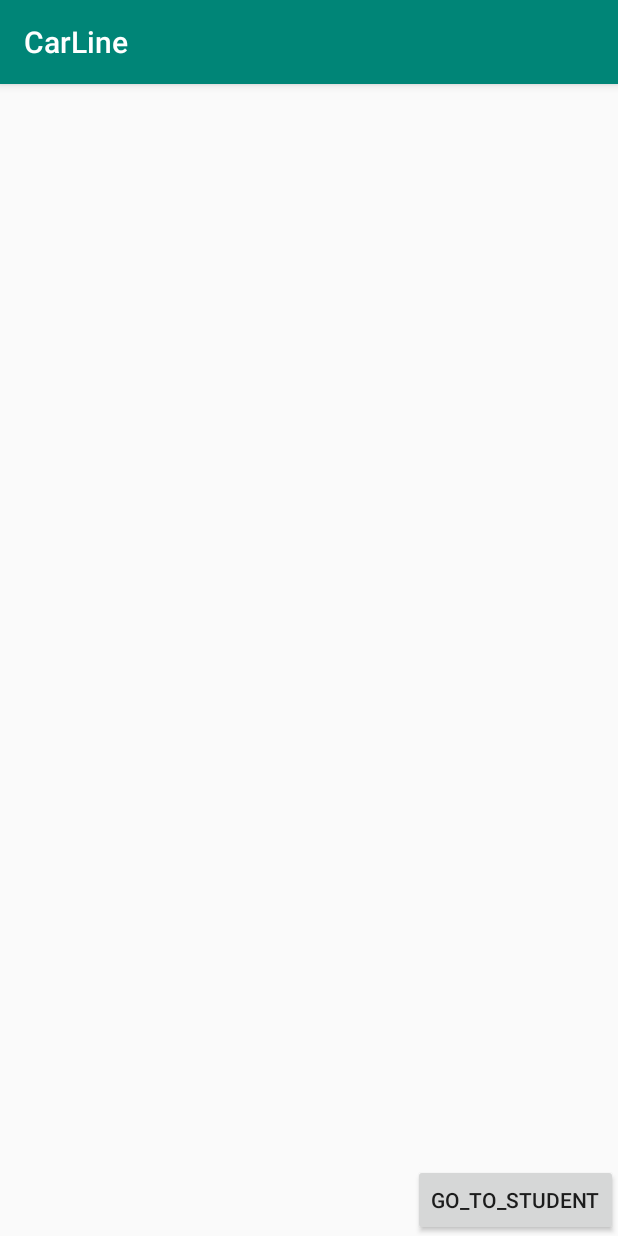
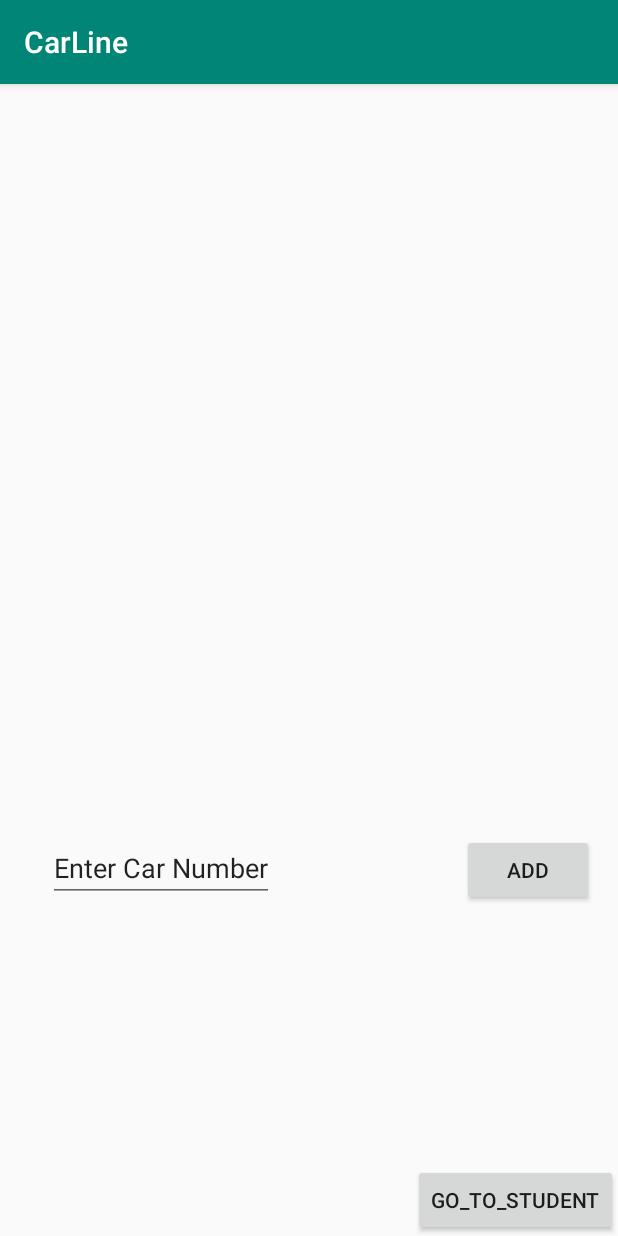
Before and after one commit to rowlandda/CarLine, an Android app: the screen it shows after launch (CarLineActivity), on a phone screen of 412 x 824 dp. Run offline under Robolectric (Android 15) with nearby library versions, the phone set to English and light mode, and no system bars.

Commit message:
added addCar fragment and buttons (no functionality)

```diff
--- /dev/null
+++ b/app/src/main/java/com/csce4623/carline/view/AddCarFragment.java
@@ -0,0 +1,111 @@
+package com.csce4623.carline.view;
+
+import android.content.Context;
+import android.net.Uri;
+import android.os.Bundle;
+
+import androidx.fragment.app.Fragment;
+
+import android.view.LayoutInflater;
+import android.view.View;
+import android.view.ViewGroup;
+
+import com.csce4623.carline.R;
+
+/**
+ * A simple {@link Fragment} subclass.
+ * Activities that contain this fragment must implement the
+ * {@link AddCar.OnFragmentInteractionListener} interface
+ * to handle interaction events.
+ * Use the {@link AddCar#newInstance} factory method to
+ * create an instance of this fragment.
+ */
+public class AddCarFragment extends Fragment {
+    // TODO: Rename parameter arguments, choose names that match
+    // the fragment initialization parameters, e.g. ARG_ITEM_NUMBER
+    private static final String ARG_PARAM1 = "param1";
+    private static final String ARG_PARAM2 = "param2";
+
+    // TODO: Rename and change types of parameters
+    private String mParam1;
+    private String mParam2;
+
+    private OnFragmentInteractionListener mListener;
+
+    public AddCarFragment() {
+        // Required empty public constructor
+    }
+
+    /**
+     * Use this factory method to create a new instance of
+     * this fragment using the provided parameters.
+     *
+     * @param param1 Parameter 1.
+     * @param param2 Parameter 2.
+     * @return A new instance of fragment AddCar.
+     */
+    // TODO: Rename and change types and number of parameters
+    public static AddCarFragment newInstance(String param1, String param2) {
+        AddCarFragment fragment = new AddCarFragment();
+        Bundle args = new Bundle();
+        args.putString(ARG_PARAM1, param1);
+        args.putString(ARG_PARAM2, param2);
+        fragment.setArguments(args);
+        return fragment;
+    }
+
+    @Override
+    public void onCreate(Bundle savedInstanceState) {
+        super.onCreate(savedInstanceState);
+        if (getArguments() != null) {
+            mParam1 = getArguments().getString(ARG_PARAM1);
+            mParam2 = getArguments().getString(ARG_PARAM2);
+        }
+    }
+
+    @Override
+    public View onCreateView(LayoutInflater inflater, ViewGroup container,
+                             Bundle savedInstanceState) {
+        // Inflate the layout for this fragment
+        return inflater.inflate(R.layout.fragment_add_car, container, false);
+    }
+
+    // TODO: Rename method, update argument and hook method into UI event
+    public void onButtonPressed(Uri uri) {
+        if (mListener != null) {
+            mListener.onFragmentInteraction(uri);
+        }
+    }
+
+    @Override
+    public void onAttach(Context context) {
+        super.onAttach(context);
+        if (context instanceof OnFragmentInteractionListener) {
+            mListener = (OnFragmentInteractionListener) context;
+        } else {
+            throw new RuntimeException(context.toString()
+                    + " must implement OnFragmentInteractionListener");
+        }
+    }
+
+    @Override
+    public void onDetach() {
+        super.onDetach();
+        mListener = null;
+    }
+
+    /**
+     * This interface must be implemented by activities that contain this
+     * fragment to allow an interaction in this fragment to be communicated
+     * to the activity and potentially other fragments contained in that
+     * activity.
+     * <p>
+     * See the Android Training lesson <a href=
+     * "http://developer.android.com/training/basics/fragments/communicating.html"
+     * >Communicating with Other Fragments</a> for more information.
+     */
+    public interface OnFragmentInteractionListener {
+        // TODO: Update argument type and name
+        void onFragmentInteraction(Uri uri);
+    }
+}
--- a/app/src/main/java/com/csce4623/carline/view/CarLineActivity.java
+++ b/app/src/main/java/com/csce4623/carline/view/CarLineActivity.java
@@ -5,6 +5,7 @@ import androidx.recyclerview.widget.LinearLayoutManager;
 import androidx.recyclerview.widget.RecyclerView;
 
 import android.content.Intent;
+import android.net.Uri;
 import android.os.Bundle;
 import android.view.View;
 import android.widget.Button;
@@ -24,7 +25,7 @@ import retrofit2.Call;
 import retrofit2.Callback;
 import retrofit2.Response;
 
-public class CarLineActivity extends AppCompatActivity implements CarlineView, CarFragment.OnListFragmentInteractionListener {
+public class CarLineActivity extends AppCompatActivity implements CarlineView, CarFragment.OnListFragmentInteractionListener, AddCarFragment.OnFragmentInteractionListener {
 
     private List<Student> students;
     private List<LineStudent> lineStudents;
@@ -36,34 +37,34 @@ public class CarLineActivity extends AppCompatActivity implements CarlineView, C
         setContentView(R.layout.activity_carline);
         gotoStudent = findViewById(R.id.switch_views);
 
-        ApiRequests requests = RetrofitClientInstance.getRetrofitInstance().create(ApiRequests.class);
-        //  get list of all students
-        Call<List<Student>> call = requests.getAllStudents();
-        call.enqueue(new Callback<List<Student>>() {
-            @Override
-            public void onResponse(Call<List<Student>> call, Response<List<Student>> response) {
-                students = response.body();
-            }
-
-            @Override
-            public void onFailure(Call<List<Student>> call, Throwable t) {
-                Toast.makeText(CarLineActivity.this, "Something went wrong...Please try later!", Toast.LENGTH_SHORT).show();
-            }
-        });
-
-        //  get list of all students in line
-        Call<List<LineStudent>> call2 = requests.getAllLineStudents();
-        call2.enqueue(new Callback<List<LineStudent>>() {
-            @Override
-            public void onResponse(Call<List<LineStudent>> call, Response<List<LineStudent>> response) {
-                lineStudents = response.body();
-            }
-
-            @Override
-            public void onFailure(Call<List<LineStudent>> call, Throwable t) {
-                Toast.makeText(CarLineActivity.this, "Something went wrong...Please try later!", Toast.LENGTH_SHORT).show();
-            }
-        });
+//        ApiRequests requests = RetrofitClientInstance.getRetrofitInstance().create(ApiRequests.class);
+//        //  get list of all students
+//        Call<List<Student>> call = requests.getAllStudents();
+//        call.enqueue(new Callback<List<Student>>() {
+//            @Override
+//            public void onResponse(Call<List<Student>> call, Response<List<Student>> response) {
+//                students = response.body();
+//            }
+//
+//            @Override
+//            public void onFailure(Call<List<Student>> call, Throwable t) {
+//                Toast.makeText(CarLineActivity.this, "Something went wrong...Please try later!", Toast.LENGTH_SHORT).show();
+//            }
+//        });
+//
+//        //  get list of all students in line
+//        Call<List<LineStudent>> call2 = requests.getAllLineStudents();
+//        call2.enqueue(new Callback<List<LineStudent>>() {
+//            @Override
+//            public void onResponse(Call<List<LineStudent>> call, Response<List<LineStudent>> response) {
+//                lineStudents = response.body();
+//            }
+//
+//            @Override
+//            public void onFailure(Call<List<LineStudent>> call, Throwable t) {
+//                Toast.makeText(CarLineActivity.this, "Something went wrong...Please try later!", Toast.LENGTH_SHORT).show();
+//            }
+//        });
 
     }
 
@@ -96,4 +97,9 @@ public class CarLineActivity extends AppCompatActivity implements CarlineView, C
         Intent intent = new Intent(this, StudentLineActivity.class);
         startActivity(intent);
     }
+
+    @Override
+    public void onFragmentInteraction(Uri uri) {
+
+    }
 }
--- a/app/src/main/res/layout/activity_carline.xml
+++ b/app/src/main/res/layout/activity_carline.xml
@@ -9,12 +9,23 @@
     <fragment android:name="com.csce4623.carline.view.CarFragment"
         android:id="@+id/list"
         android:layout_width="match_parent"
-        android:layout_height="match_parent"
+        android:layout_height="500dp"
         android:layout_marginLeft="16dp"
         android:layout_marginRight="16dp"
         app:layoutManager="LinearLayoutManager"
         tools:context=".view.CarFragment"
         tools:listitem="@layout/fragment_car" />
+
+    <fragment android:name="com.csce4623.carline.view.AddCarFragment"
+        android:id="@+id/add_car"
+        app:layout_constraintTop_toBottomOf="@+id/list"
+        android:layout_width="match_parent"
+        android:layout_height="wrap_content"
+        android:layout_marginLeft="16dp"
+        android:layout_marginRight="16dp"
+        app:layoutManager="LinearLayoutManager"
+        tools:context=".view.AddCarFragment"
+        />
 
     <Button
         android:id="@+id/switch_views"
--- /dev/null
+++ b/app/src/main/res/layout/fragment_add_car.xml
@@ -0,0 +1,26 @@
+<?xml version="1.0" encoding="utf-8"?>
+<androidx.constraintlayout.widget.ConstraintLayout xmlns:android="http://schemas.android.com/apk/res/android"
+    android:layout_width="match_parent"
+    android:layout_height="wrap_content"
+    xmlns:app="http://schemas.android.com/apk/res-auto"
+    android:gravity="center_vertical"
+    android:orientation="horizontal">
+
+    <EditText
+        android:id="@+id/student_id"
+        android:layout_width="wrap_content"
+        android:layout_height="wrap_content"
+        android:layout_margin="@dimen/text_margin"
+        app:layout_constraintStart_toStartOf="parent"
+        android:inputType="number"
+        android:importantForAccessibility="no"
+        android:text="Enter Car Number"
+        android:importantForAutofill="no" />
+    <Button
+        android:layout_width="wrap_content"
+        android:layout_height="wrap_content"
+        app:layout_constraintEnd_toEndOf="parent"
+        android:text="Add"
+        android:onClick="addCarToLine"
+        />
+</androidx.constraintlayout.widget.ConstraintLayout>
--- a/app/src/main/res/values/strings.xml
+++ b/app/src/main/res/values/strings.xml
@@ -1,3 +1,7 @@
 <resources>
     <string name="app_name">CarLine</string>
+
+    <!-- TODO: Remove or change this placeholder text -->
+    <string name="hello_blank_fragment">Hello blank fragment</string>
+    <string name="car_number">Enter Car Number</string>
 </resources>
```
